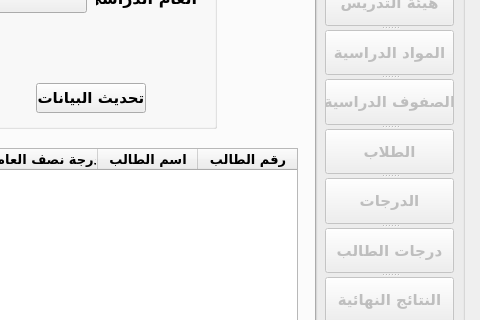
Above: school_management.ui from mostafabasuni/School-Management-System before the change; both pictures show x 625 to 1105 and y 122 to 442 of the 1105 by 619 pixel window. Below: the same form after it.
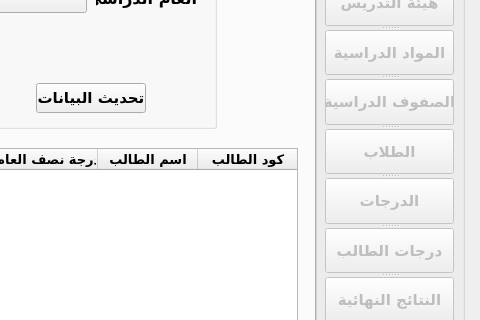
That is the form after the change. The open tabs and pages were chosen to show the change.

Commit message: تعديل في دوال عرض الدرجات

```diff
--- a/school_management.ui
+++ b/school_management.ui
@@ -4827,7 +4827,7 @@
       </property>
       <column>
        <property name="text">
-        <string>رقم الطالب</string>
+        <string>كود الطالب</string>
        </property>
        <property name="font">
         <font>
```
The commit also changes 1 other file.
